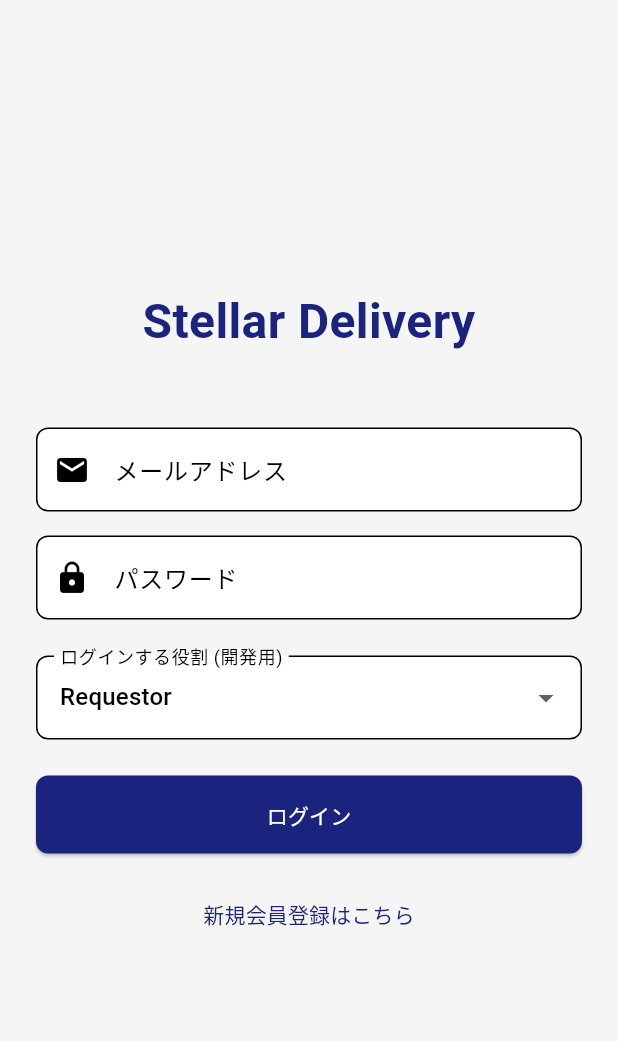
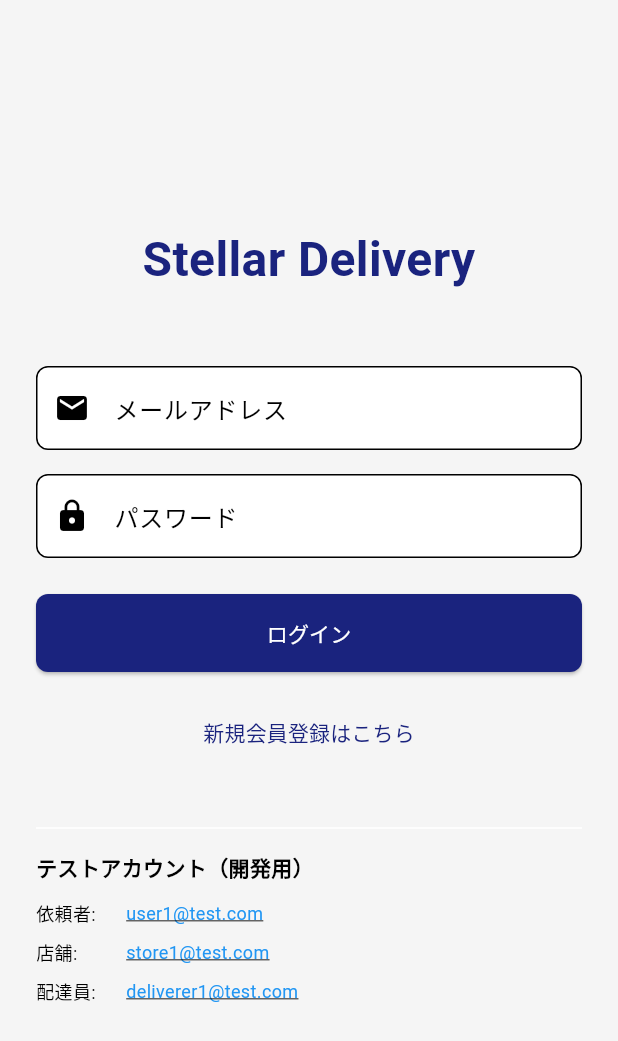
Before and after one commit to RENMORITAA/software-engineering, a Flutter app: the LoginScreen screen opened directly, on a phone screen of 412 x 824 dp. Shown: the top 1041 px of the screen. Run offline on Flutter 3.47's test engine with Material 3 defaults, Android fonts, the phone set to English and light mode, and no system bars; our stand-ins replace shared_preferences; accounts and stored records are empty.

Commit message:
login　機能を改変

```diff
--- a/Project/src/lib/screens/auth/login_screen.dart
+++ b/Project/src/lib/screens/auth/login_screen.dart
@@ -1,5 +1,7 @@
 import 'package:flutter/material.dart';
+import 'package:shared_preferences/shared_preferences.dart';
 import '../../config/routes.dart';
+import '../../services/api_service.dart';
 
 class LoginScreen extends StatefulWidget {
   const LoginScreen({super.key});
@@ -9,34 +11,75 @@ class LoginScreen extends StatefulWidget {
 }
 
 class _LoginScreenState extends State<LoginScreen> {
+  final _formKey = GlobalKey<FormState>();
   final _emailController = TextEditingController();
   final _passwordController = TextEditingController();
+  final ApiService _apiService = ApiService();
 
-  // 開発用：ログインタイプを選択するドロップダウン用
-  String _selectedRole = 'Requestor';
-  final List<String> _roles = ['Requestor', 'Deliverer', 'Store', 'Admin'];
+  bool _isLoading = false;
+  String? _errorMessage;
 
-  void _login() {
-    // TODO: ここでFirebase AuthやバックエンドAPIを使用した認証処理を行う
-    // 現在はモックとして、選択されたロールに応じて画面遷移する
+  Future<void> _login() async {
+    if (!_formKey.currentState!.validate()) return;
 
-    switch (_selectedRole) {
-      case 'Requestor':
+    setState(() {
+      _isLoading = true;
+      _errorMessage = null;
+    });
+
+    try {
+      // FastAPI の OAuth2 形式でログイン（form-data）
+      final response = await _apiService.post(
+        '/auth/login',
+        {
+          'username': _emailController.text,
+          'password': _passwordController.text,
+        },
+        isFormData: true,
+      );
+
+      // トークンを保存
+      final prefs = await SharedPreferences.getInstance();
+      await prefs.setString('auth_token', response['access_token']);
+
+      // ユーザー情報を取得してロールに応じて画面遷移
+      final userInfo = await _apiService.get('/auth/me/profile');
+      final role = userInfo['role'] as String;
+
+      if (!mounted) return;
+
+      switch (role) {
+        case 'requester':
           Navigator.pushReplacementNamed(context, AppRoutes.requestorHome);
           break;
-      case 'Deliverer':
+        case 'deliverer':
           Navigator.pushReplacementNamed(context, AppRoutes.delivererHome);
           break;
-      case 'Store':
+        case 'store':
           Navigator.pushReplacementNamed(context, AppRoutes.storeHome);
           break;
-      case 'Admin':
-        // Navigator.pushReplacementNamed(context, AppRoutes.adminHome);
+        case 'admin':
           ScaffoldMessenger.of(context).showSnackBar(
-          const SnackBar(content: Text('Admin screen not implemented yet')),
+            const SnackBar(content: Text('管理者画面は準備中です')),
           );
           break;
       }
+    } catch (e) {
+      setState(() {
+        _errorMessage = 'ログインに失敗しました。メールアドレスまたはパスワードを確認してください。';
+      });
+    } finally {
+      if (mounted) {
+        setState(() => _isLoading = false);
+      }
+    }
+  }
+
+  @override
+  void dispose() {
+    _emailController.dispose();
+    _passwordController.dispose();
+    super.dispose();
   }
 
   @override
@@ -45,6 +88,8 @@ class _LoginScreenState extends State<LoginScreen> {
       body: Center(
         child: SingleChildScrollView(
           padding: const EdgeInsets.all(24.0),
+          child: Form(
+            key: _formKey,
             child: Column(
               mainAxisAlignment: MainAxisAlignment.center,
               crossAxisAlignment: CrossAxisAlignment.stretch,
@@ -60,12 +105,34 @@ class _LoginScreenState extends State<LoginScreen> {
                 ),
                 const SizedBox(height: 48),
 
+                if (_errorMessage != null) ...[
+                  Container(
+                    padding: const EdgeInsets.all(12),
+                    decoration: BoxDecoration(
+                      color: Colors.red.shade50,
+                      borderRadius: BorderRadius.circular(8),
+                    ),
+                    child: Text(
+                      _errorMessage!,
+                      style: TextStyle(color: Colors.red.shade700),
+                    ),
+                  ),
+                  const SizedBox(height: 16),
+                ],
+
                 TextFormField(
                   controller: _emailController,
+                  keyboardType: TextInputType.emailAddress,
                   decoration: const InputDecoration(
                     labelText: 'メールアドレス',
                     prefixIcon: Icon(Icons.email),
                   ),
+                  validator: (value) {
+                    if (value == null || value.isEmpty) {
+                      return 'メールアドレスを入力してください';
+                    }
+                    return null;
+                  },
                 ),
                 const SizedBox(height: 16),
 
@@ -76,36 +143,81 @@ class _LoginScreenState extends State<LoginScreen> {
                     labelText: 'パスワード',
                     prefixIcon: Icon(Icons.lock),
                   ),
-              ),
-              const SizedBox(height: 24),
-
-              // 開発用ロール選択
-              DropdownButtonFormField<String>(
-                value: _selectedRole,
-                decoration: const InputDecoration(labelText: 'ログインする役割 (開発用)'),
-                items: _roles.map((String role) {
-                  return DropdownMenuItem(value: role, child: Text(role));
-                }).toList(),
-                onChanged: (val) => setState(() => _selectedRole = val!),
+                  validator: (value) {
+                    if (value == null || value.isEmpty) {
+                      return 'パスワードを入力してください';
+                    }
+                    return null;
+                  },
                 ),
                 const SizedBox(height: 24),
 
                 ElevatedButton(
-                onPressed: _login,
-                child: const Text('ログイン'),
+                  onPressed: _isLoading ? null : _login,
+                  child: _isLoading
+                      ? const SizedBox(
+                          height: 20,
+                          width: 20,
+                          child: CircularProgressIndicator(strokeWidth: 2),
+                        )
+                      : const Text('ログイン'),
                 ),
 
                 const SizedBox(height: 16),
                 TextButton(
                   onPressed: () {
-                  // 新規登録画面へ
+                    Navigator.pushNamed(context, AppRoutes.register);
                   },
                   child: const Text('新規会員登録はこちら'),
                 ),
+
+                // 開発用テストアカウント情報
+                const SizedBox(height: 32),
+                const Divider(),
+                const SizedBox(height: 8),
+                const Text(
+                  'テストアカウント（開発用）',
+                  style: TextStyle(fontWeight: FontWeight.bold),
+                ),
+                const SizedBox(height: 8),
+                _buildTestAccountInfo('依頼者', 'user1@test.com', 'password'),
+                _buildTestAccountInfo('店舗', 'store1@test.com', 'password'),
+                _buildTestAccountInfo('配達員', 'deliverer1@test.com', 'password'),
               ],
+            ),
           ),
         ),
       ),
     );
   }
+
+  Widget _buildTestAccountInfo(String role, String email, String password) {
+    return Padding(
+      padding: const EdgeInsets.symmetric(vertical: 4),
+      child: Row(
+        children: [
+          SizedBox(
+            width: 60,
+            child: Text('$role:', style: const TextStyle(fontSize: 12)),
+          ),
+          Expanded(
+            child: GestureDetector(
+              onTap: () {
+                _emailController.text = email;
+                _passwordController.text = password;
+              },
+              child: Text(
+                email,
+                style: const TextStyle(
+                  fontSize: 12,
+                  color: Colors.blue,
+                  decoration: TextDecoration.underline,
+                ),
+              ),
+            ),
+          ),
+        ],
+      ),
+    );
   }
+}
--- a/Project/src/pubspec.yaml
+++ b/Project/src/pubspec.yaml
@@ -34,7 +34,6 @@ dependencies:
   # The following adds the Cupertino Icons font to your application.
   # Use with the CupertinoIcons class for iOS style icons.
   cupertino_icons: ^1.0.8
-  postgres: ^3.5.9
   http: ^1.6.0
 
   # 状態管理
```
Also changed, not shown: Project/src/lib/db_helper.dart (+11 -42 lines), 2 other files. Lines whose indentation alone changed are shown as unchanged.
